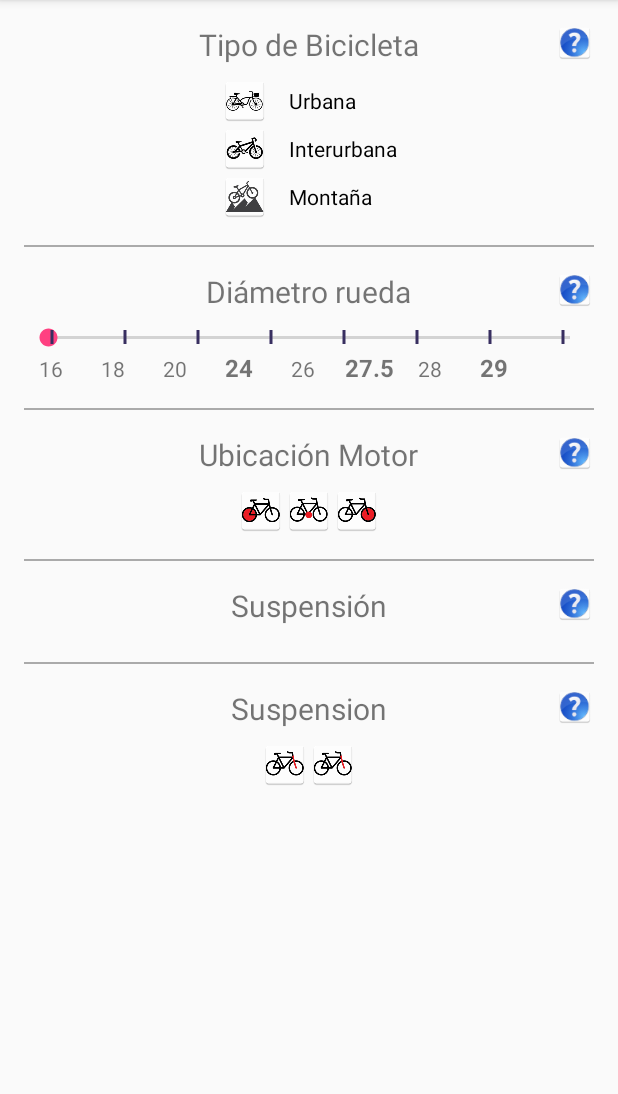
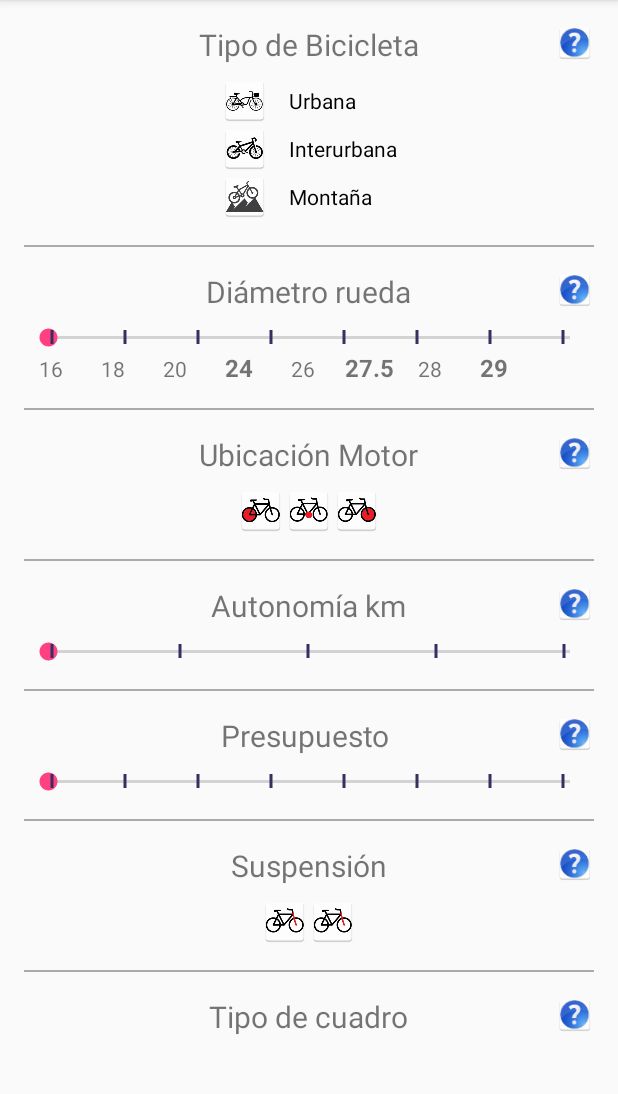
Before and after one commit to jtoala71/MyEbikeApp, an Android app: the AsistenteActivity screen opened directly, with no data from a screen before it, on a phone screen of 412 x 824 dp, the part 84-1178 px from its top. Run offline under Robolectric (Android 15) with nearby library versions, the phone set to English and light mode, and no system bars.

```diff
--- a/app/src/main/java/net/asovel/myebikeapp/Asistente/AsistenteActivity.java
+++ b/app/src/main/java/net/asovel/myebikeapp/Asistente/AsistenteActivity.java
@@ -30,8 +30,6 @@ public class AsistenteActivity extends AppCompatActivity {
         mySeekBar.setOnSeekBarChangeListener(new SeekBar.OnSeekBarChangeListener() {
             @Override
             public void onProgressChanged(SeekBar seekBar, int progress, boolean fromUser) {
-                radioButton.setEnabled(false);
-                radioButton.refreshDrawableState();
             }
 
             @Override
--- a/app/src/main/res/layout/activity_asistente.xml
+++ b/app/src/main/res/layout/activity_asistente.xml
@@ -1,5 +1,5 @@
 <?xml version="1.0" encoding="utf-8"?>
-<RelativeLayout xmlns:android="http://schemas.android.com/apk/res/android"
+<FrameLayout xmlns:android="http://schemas.android.com/apk/res/android"
     xmlns:tools="http://schemas.android.com/tools"
     android:layout_width="match_parent"
     android:layout_height="match_parent"
@@ -27,52 +27,53 @@
                     android:layout_height="wrap_content"
                     android:layout_centerHorizontal="true"
                     android:layout_marginBottom="@dimen/title_vertical_margin"
-                    android:textSize="20dp"
-                    android:text="Tipo de Bicicleta"/>
+                    android:text="Tipo de Bicicleta"
+                    android:textSize="20dp" />
 
-                <Button android:id="@+id/botton_ayuda_tipo_bicicleta"
+                <Button
+                    android:id="@+id/botton_ayuda_tipo_bicicleta"
                     android:layout_width="@dimen/boton_ayuda_tamanyo"
                     android:layout_height="@dimen/boton_ayuda_tamanyo"
-                    android:background="@mipmap/ic_ayuda_icono"
-                    android:layout_alignParentRight="true"/>
+                    android:layout_alignParentRight="true"
+                    android:background="@mipmap/ic_ayuda_icono" />
 
             </RelativeLayout>
 
             <RadioGroup
                 android:layout_width="wrap_content"
                 android:layout_height="wrap_content"
-                android:orientation="vertical"
-                android:layout_gravity="center_horizontal">
+                android:layout_gravity="center_horizontal"
+                android:orientation="vertical">
 
                 <RadioButton
                     android:id="@+id/tipo_urbana"
                     android:layout_width="wrap_content"
                     android:layout_height="wrap_content"
-                    android:text="    Urbana"
-                    android:button="@drawable/bici_urbana"/>
+                    android:button="@drawable/bici_urbana"
+                    android:text="    Urbana" />
 
                 <RadioButton
                     android:id="@+id/tipo_interurbana"
                     android:layout_width="wrap_content"
                     android:layout_height="wrap_content"
-                    android:text="    Interurbana"
-                    android:button="@drawable/bici_interurbana"/>
+                    android:button="@drawable/bici_interurbana"
+                    android:text="    Interurbana" />
 
                 <RadioButton
                     android:id="@+id/tipo_montanya"
                     android:layout_width="wrap_content"
                     android:layout_height="wrap_content"
-                    android:text="    Montaña"
-                    android:button="@drawable/bici_montanya"/>
+                    android:button="@drawable/bici_montanya"
+                    android:text="    Montaña" />
 
             </RadioGroup>
 
             <View
                 android:layout_width="match_parent"
                 android:layout_height="1dp"
-                android:background="@android:color/darker_gray"
+                android:layout_marginBottom="@dimen/activity_vertical_margin"
                 android:layout_marginTop="@dimen/activity_vertical_margin"
-                android:layout_marginBottom="@dimen/activity_vertical_margin"/>
+                android:background="@android:color/darker_gray" />
 
 
             <RelativeLayout
@@ -84,14 +85,15 @@
                     android:layout_height="wrap_content"
                     android:layout_centerHorizontal="true"
                     android:layout_marginBottom="@dimen/title_vertical_margin"
-                    android:textSize="20dp"
-                    android:text="Diámetro rueda"/>
+                    android:text="Diámetro rueda"
+                    android:textSize="20dp" />
 
-                <Button android:id="@+id/botton_ayuda_diametro_rueda"
+                <Button
+                    android:id="@+id/botton_ayuda_diametro_rueda"
                     android:layout_width="@dimen/boton_ayuda_tamanyo"
                     android:layout_height="@dimen/boton_ayuda_tamanyo"
-                    android:background="@mipmap/ic_ayuda_icono"
-                    android:layout_alignParentRight="true"/>
+                    android:layout_alignParentRight="true"
+                    android:background="@mipmap/ic_ayuda_icono" />
 
             </RelativeLayout>
 
@@ -109,65 +111,65 @@
                 <TextView
                     android:layout_width="wrap_content"
                     android:layout_height="wrap_content"
-                    android:text="16"
-                    android:paddingLeft="10dp"/>
+                    android:paddingLeft="10dp"
+                    android:text="16" />
 
                 <TextView
                     android:layout_width="wrap_content"
                     android:layout_height="wrap_content"
-                    android:text="18"
-                    android:paddingLeft="25dp"/>
+                    android:paddingLeft="25dp"
+                    android:text="18" />
 
                 <TextView
                     android:layout_width="wrap_content"
                     android:layout_height="wrap_content"
-                    android:text="20"
-                    android:paddingLeft="25dp"/>
+                    android:paddingLeft="25dp"
+                    android:text="20" />
 
                 <TextView
                     android:layout_width="wrap_content"
                     android:layout_height="wrap_content"
+                    android:paddingLeft="25dp"
                     android:text="24"
-                    android:textStyle="bold"
                     android:textSize="16dp"
-                    android:paddingLeft="25dp"/>
+                    android:textStyle="bold" />
 
                 <TextView
                     android:layout_width="wrap_content"
                     android:layout_height="wrap_content"
-                    android:text="26"
-                    android:paddingLeft="25dp"/>
+                    android:paddingLeft="25dp"
+                    android:text="26" />
 
                 <TextView
                     android:layout_width="wrap_content"
                     android:layout_height="wrap_content"
+                    android:paddingLeft="20dp"
                     android:text="27.5"
-                    android:textStyle="bold"
                     android:textSize="16dp"
-                    android:paddingLeft="20dp"/>
+                    android:textStyle="bold" />
 
                 <TextView
                     android:layout_width="wrap_content"
                     android:layout_height="wrap_content"
-                    android:text="28"
-                    android:paddingLeft="16dp"/>
+                    android:paddingLeft="16dp"
+                    android:text="28" />
 
                 <TextView
                     android:layout_width="wrap_content"
                     android:layout_height="wrap_content"
+                    android:paddingLeft="25dp"
                     android:text="29"
-                    android:textStyle="bold"
                     android:textSize="16dp"
-                    android:paddingLeft="25dp"/>
+                    android:textStyle="bold" />
 
             </LinearLayout>
 
             <View
                 android:layout_width="match_parent"
                 android:layout_height="1dp"
-                android:background="@android:color/darker_gray"
+                android:layout_marginBottom="@dimen/activity_vertical_margin"
                 android:layout_marginTop="@dimen/activity_vertical_margin"
-                android:layout_marginBottom="@dimen/activity_vertical_margin"/>
+                android:background="@android:color/darker_gray" />
 
             <RelativeLayout
                 android:layout_width="match_parent"
@@ -178,14 +180,15 @@
                     android:layout_height="wrap_content"
                     android:layout_centerHorizontal="true"
                     android:layout_marginBottom="@dimen/title_vertical_margin"
-                    android:textSize="20dp"
-                    android:text="Ubicación Motor"/>
+                    android:text="Ubicación Motor"
+                    android:textSize="20dp" />
 
-                <Button android:id="@+id/botton_ayuda_ubicacio_motor"
+                <Button
+                    android:id="@+id/botton_ayuda_ubicacio_motor"
                     android:layout_width="@dimen/boton_ayuda_tamanyo"
                     android:layout_height="@dimen/boton_ayuda_tamanyo"
-                    android:background="@mipmap/ic_ayuda_icono"
-                    android:layout_alignParentRight="true"/>
+                    android:layout_alignParentRight="true"
+                    android:background="@mipmap/ic_ayuda_icono" />
 
             </RelativeLayout>
 
@@ -219,9 +222,9 @@
             <View
                 android:layout_width="match_parent"
                 android:layout_height="1dp"
-                android:background="@android:color/darker_gray"
+                android:layout_marginBottom="@dimen/activity_vertical_margin"
                 android:layout_marginTop="@dimen/activity_vertical_margin"
-                android:layout_marginBottom="@dimen/activity_vertical_margin"/>
+                android:background="@android:color/darker_gray" />
 
             <RelativeLayout
                 android:layout_width="match_parent"
@@ -232,23 +235,30 @@
                     android:layout_height="wrap_content"
                     android:layout_centerHorizontal="true"
                     android:layout_marginBottom="@dimen/title_vertical_margin"
-                    android:textSize="20dp"
-                    android:text="Suspensión"/>
+                    android:text="Autonomía km"
+                    android:textSize="20dp" />
 
-                <Button android:id="@+id/botton_ayuda1"
+                <Button
+                    android:id="@+id/botton_ayuda_autonomia"
                     android:layout_width="@dimen/boton_ayuda_tamanyo"
                     android:layout_height="@dimen/boton_ayuda_tamanyo"
-                    android:background="@mipmap/ic_ayuda_icono"
-                    android:layout_alignParentRight="true"/>
+                    android:layout_alignParentRight="true"
+                    android:background="@mipmap/ic_ayuda_icono" />
 
             </RelativeLayout>
+
+            <net.asovel.myebikeapp.Asistente.CustomSeekBar
+                android:id="@+id/mySeekBar_autonomia"
+                android:layout_width="match_parent"
+                android:layout_height="wrap_content"
+                android:max="4" />
 
             <View
                 android:layout_width="match_parent"
                 android:layout_height="1dp"
-                android:background="@android:color/darker_gray"
+                android:layout_marginBottom="@dimen/activity_vertical_margin"
                 android:layout_marginTop="@dimen/activity_vertical_margin"
-                android:layout_marginBottom="@dimen/activity_vertical_margin"/>
+                android:background="@android:color/darker_gray" />
 
             <RelativeLayout
                 android:layout_width="match_parent"
@@ -259,39 +269,102 @@
                     android:layout_height="wrap_content"
                     android:layout_centerHorizontal="true"
                     android:layout_marginBottom="@dimen/title_vertical_margin"
-                    android:textSize="20dp"
-                    android:text="Suspension"/>
+                    android:text="Presupuesto "
+                    android:textSize="20dp" />
 
-                <Button android:id="@+id/botton_ayuda_suspension"
+                <Button
+                    android:id="@+id/botton_ayuda_presupuesto"
                     android:layout_width="@dimen/boton_ayuda_tamanyo"
                     android:layout_height="@dimen/boton_ayuda_tamanyo"
-                    android:background="@mipmap/ic_ayuda_icono"
-                    android:layout_alignParentRight="true"/>
+                    android:layout_alignParentRight="true"
+                    android:background="@mipmap/ic_ayuda_icono" />
+
+            </RelativeLayout>
+
+            <net.asovel.myebikeapp.Asistente.CustomSeekBar
+                android:id="@+id/mySeekBar_presupuesto"
+                android:layout_width="match_parent"
+                android:layout_height="wrap_content"
+                android:max="7" />
+
+            <View
+                android:layout_width="match_parent"
+                android:layout_height="1dp"
+                android:layout_marginBottom="@dimen/activity_vertical_margin"
+                android:layout_marginTop="@dimen/activity_vertical_margin"
+                android:background="@android:color/darker_gray" />
+
+            <RelativeLayout
+                android:layout_width="match_parent"
+                android:layout_height="wrap_content">
+
+                <TextView
+                    android:layout_width="wrap_content"
+                    android:layout_height="wrap_content"
+                    android:layout_centerHorizontal="true"
+                    android:layout_marginBottom="@dimen/title_vertical_margin"
+                    android:text="Suspensión"
+                    android:textSize="20dp" />
+
+                <Button
+                    android:id="@+id/botton_ayuda1"
+                    android:layout_width="@dimen/boton_ayuda_tamanyo"
+                    android:layout_height="@dimen/boton_ayuda_tamanyo"
+                    android:layout_alignParentRight="true"
+                    android:background="@mipmap/ic_ayuda_icono" />
 
             </RelativeLayout>
 
             <RadioGroup
                 android:layout_width="wrap_content"
                 android:layout_height="wrap_content"
-                android:orientation="horizontal"
-                android:layout_gravity="center_horizontal">
+                android:layout_gravity="center_horizontal"
+                android:orientation="horizontal">
 
                 <RadioButton
                     android:id="@+id/suspension_delantera"
                     android:layout_width="wrap_content"
                     android:layout_height="wrap_content"
-                    android:button="@drawable/suspension_delantera"/>
+                    android:button="@drawable/suspension_delantera" />
 
                 <RadioButton
                     android:id="@+id/suspension_delantera_sillin"
                     android:layout_width="wrap_content"
                     android:layout_height="wrap_content"
-                    android:button="@drawable/suspension_delantera"/>
+                    android:button="@drawable/suspension_delantera" />
 
             </RadioGroup>
+
+            <View
+                android:layout_width="match_parent"
+                android:layout_height="1dp"
+                android:layout_marginBottom="@dimen/activity_vertical_margin"
+                android:layout_marginTop="@dimen/activity_vertical_margin"
+                android:background="@android:color/darker_gray" />
+
+            <RelativeLayout
+                android:layout_width="match_parent"
+                android:layout_height="wrap_content">
+
+                <TextView
+                    android:layout_width="wrap_content"
+                    android:layout_height="wrap_content"
+                    android:layout_centerHorizontal="true"
+                    android:layout_marginBottom="@dimen/title_vertical_margin"
+                    android:text="Tipo de cuadro"
+                    android:textSize="20dp" />
+
+                <Button
+                    android:id="@+id/botton_ayuda_suspension"
+                    android:layout_width="@dimen/boton_ayuda_tamanyo"
+                    android:layout_height="@dimen/boton_ayuda_tamanyo"
+                    android:layout_alignParentRight="true"
+                    android:background="@mipmap/ic_ayuda_icono" />
+
+            </RelativeLayout>
 
         </LinearLayout>
 
     </ScrollView>
 
-</RelativeLayout>
+</FrameLayout>
```
Lines whose indentation alone changed are shown as unchanged.
